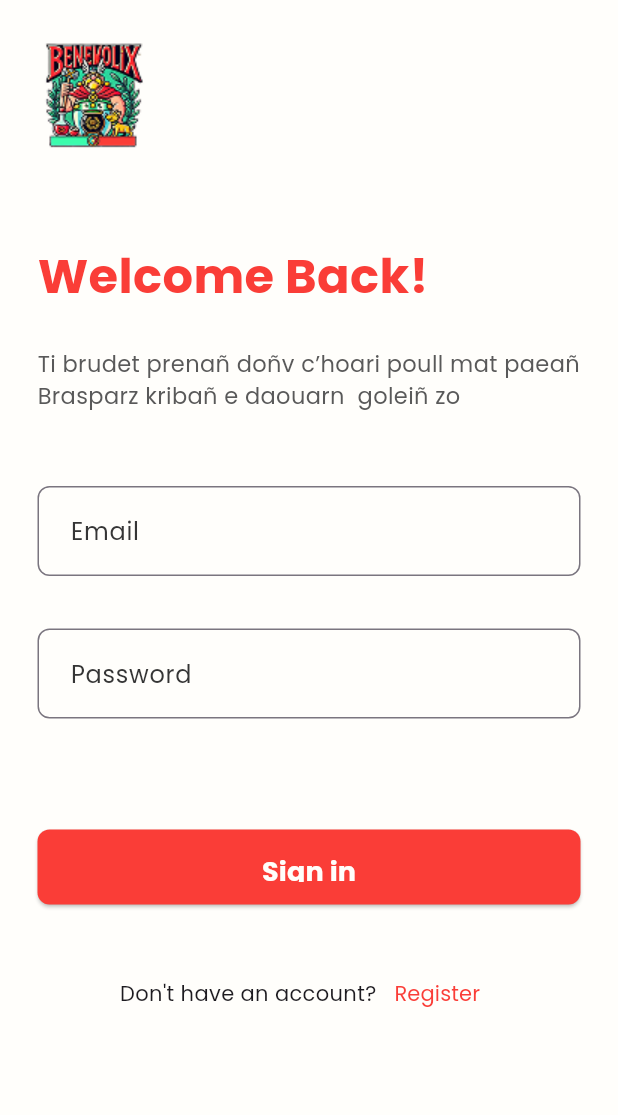
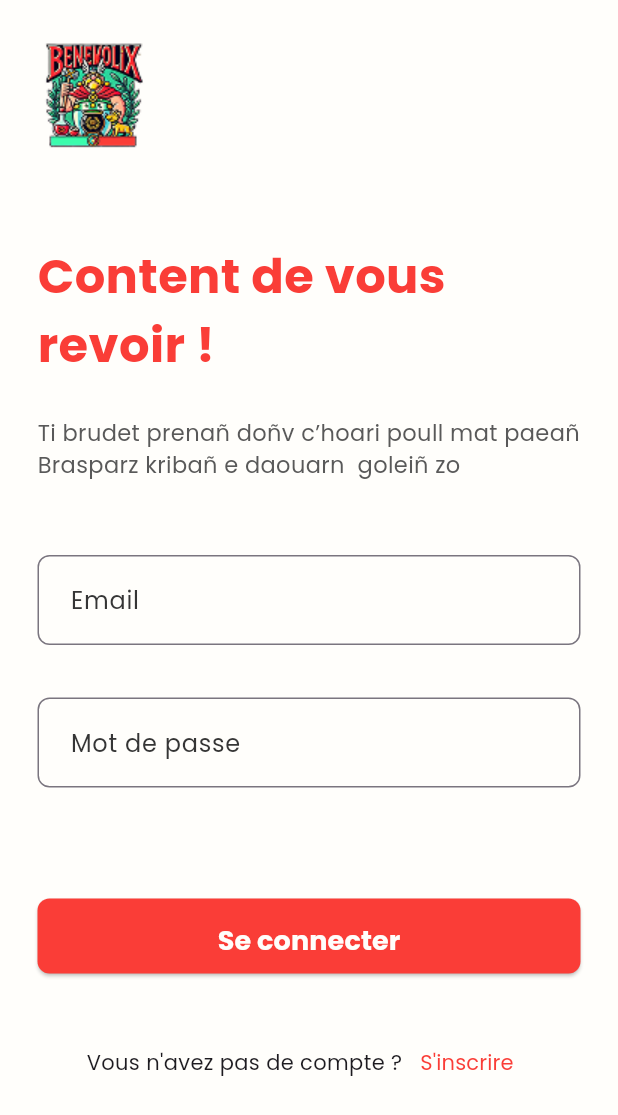
Before and after one commit to FuzMaxime/Benevolix_App, a Flutter app: the screen it shows after launch, on a phone screen of 412 x 824 dp. Shown: the top 1115 px of the screen. Run offline on Flutter 3.47's test engine with Material 3 defaults, Android fonts, the phone set to English and light mode, and no system bars; our stand-ins replace flutter_dotenv, flutter_riverpod, shared_preferences; accounts and stored records are empty.

Commit message:
:speech_balloon: convert text in french in pages/login.dart

```diff
--- a/benevolix_app/lib/pages/login.dart
+++ b/benevolix_app/lib/pages/login.dart
@@ -38,7 +38,7 @@ class _LoginState extends State<LoginPage> {
     } else {
       // Display an error message if login fails
       setState(() {
-        errorMessage = "Invalid email or password.";
+        errorMessage = "Email ou mot de passe invalide.";
       });
     }
   }
@@ -52,7 +52,7 @@ class _LoginState extends State<LoginPage> {
           child: Column(
             spacing: 50.0,
             children: [
-              HeaderAuth(title: "Welcome Back!"), // Header for the login page
+              HeaderAuth(title: "Content de vous revoir !"), // Header for the login page
               Column(
                 spacing: 35.0,
                 children: [
@@ -64,7 +64,7 @@ class _LoginState extends State<LoginPage> {
                   TextField(
                     controller: passwordController,
                     obscureText: true,
-                    decoration: getInputDecoration('Password'), // Input decoration for the password field
+                    decoration: getInputDecoration('Mot de passe'), // Input decoration for the password field
                   ),
                   if (errorMessage != null)
                     Text(
@@ -73,7 +73,7 @@ class _LoginState extends State<LoginPage> {
                     ),
                   const SizedBox(height: 4),
                   SubmitButton(
-                      text: 'Sign in',
+                      text: 'Se connecter',
                       onPressed: _handleLogin,
                       isLoading: isLoading), // Button to initiate the login process
                   Container(
@@ -81,12 +81,12 @@ class _LoginState extends State<LoginPage> {
                     child: Row(
                       mainAxisAlignment: MainAxisAlignment.center,
                       children: [
-                        const Text("Don't have an account?"),
+                        const Text("Vous n'avez pas de compte ?"),
                         TextButton(
                           onPressed: () {
                             Navigator.pushNamed(context, '/register'); // Navigate to the registration page
                           },
-                          child: Text("Register",
+                          child: Text("S'inscrire",
                               style: TextStyle(color: ColorConstant.red)),
                         ),
                       ],
```
